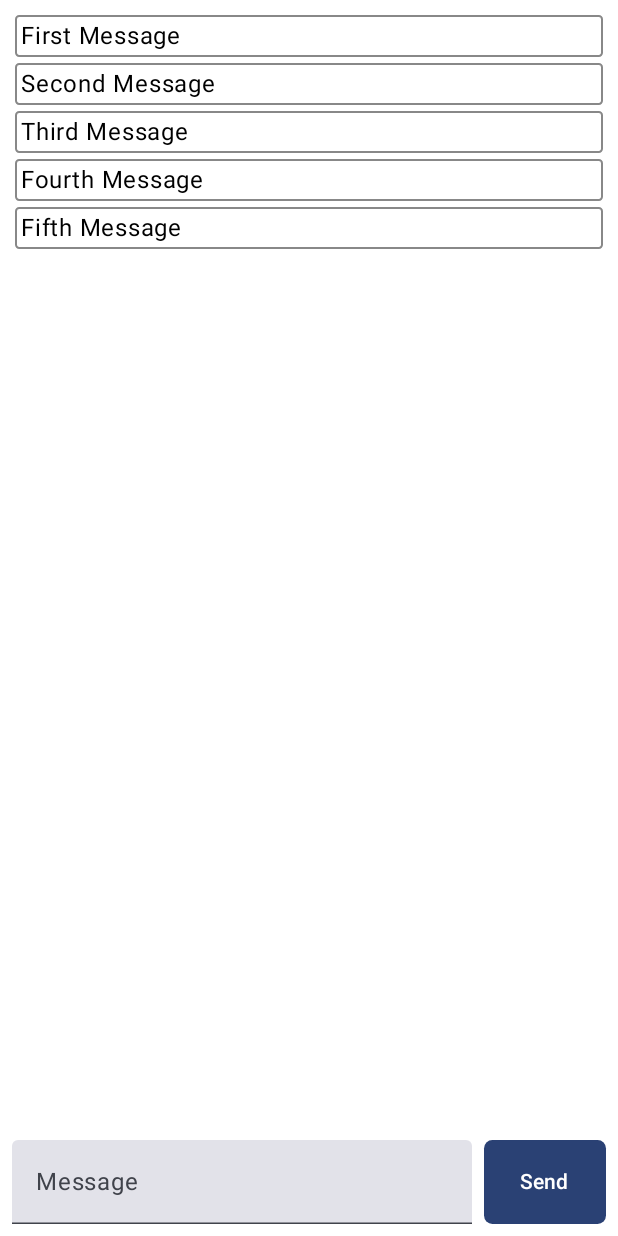
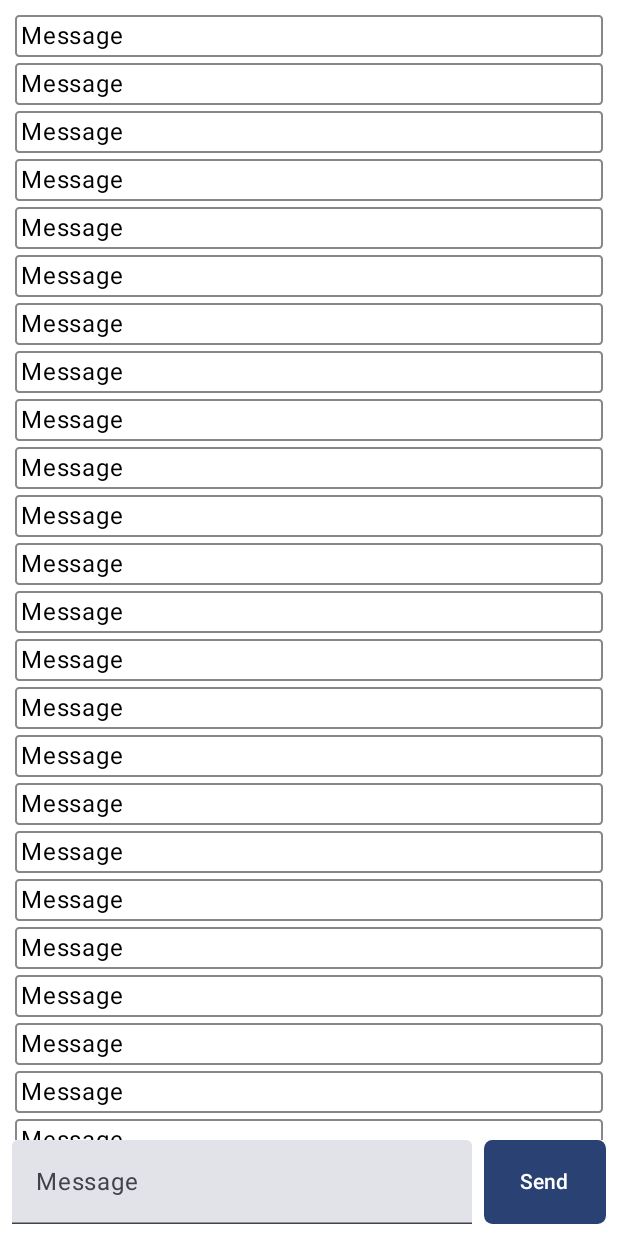
Before and after one commit to sistracia/SignalR-FSharp-samples, an Android app built with Jetpack Compose: the @Preview function ChatListPreview, on a phone screen of 412 x 824 dp. Run offline under Robolectric (Android 15) with nearby library versions, the light colour scheme and no system bars; libraries missing offline, so code that uses them is left out: com.microsoft.signalr.

Commit message:
Fix AndroidKotlinClient chat list overflow

```diff
--- a/AndroidKotlinClient/app/src/main/AndroidManifest.xml
+++ b/AndroidKotlinClient/app/src/main/AndroidManifest.xml
@@ -20,7 +20,8 @@
             android:name=".MainActivity"
             android:exported="true"
             android:label="@string/app_name"
-            android:theme="@style/Theme.AndroidKotlinClient">
+            android:theme="@style/Theme.AndroidKotlinClient"
+            android:windowSoftInputMode="adjustResize">
             <intent-filter>
                 <action android:name="android.intent.action.MAIN" />
 
--- a/AndroidKotlinClient/app/src/main/java/com/example/androidkotlinclient/MainActivity.kt
+++ b/AndroidKotlinClient/app/src/main/java/com/example/androidkotlinclient/MainActivity.kt
@@ -10,10 +10,13 @@ import androidx.compose.foundation.layout.Column
 import androidx.compose.foundation.layout.IntrinsicSize
 import androidx.compose.foundation.layout.Row
 import androidx.compose.foundation.layout.Spacer
+import androidx.compose.foundation.layout.WindowInsets
+import androidx.compose.foundation.layout.asPaddingValues
 import androidx.compose.foundation.layout.fillMaxHeight
 import androidx.compose.foundation.layout.fillMaxSize
 import androidx.compose.foundation.layout.fillMaxWidth
 import androidx.compose.foundation.layout.height
+import androidx.compose.foundation.layout.ime
 import androidx.compose.foundation.layout.padding
 import androidx.compose.foundation.layout.width
 import androidx.compose.foundation.lazy.LazyColumn
@@ -107,7 +110,15 @@ fun ChatList(
     messages: List<Message>, onSendMessage: (txt: String) -> Unit, modifier: Modifier = Modifier
 ) {
     Column(modifier = modifier.padding(all = 8.dp)) {
-        LazyColumn(modifier = Modifier.weight(1f)) {
+        LazyColumn(
+            modifier = Modifier
+                .weight(1f)
+                .padding(
+                    top = WindowInsets.ime
+                        .asPaddingValues()
+                        .calculateBottomPadding()
+                )
+        ) {
             items(messages) { message ->
                 Chat(message)
             }
@@ -148,23 +159,7 @@ fun ChatListPreview() {
 
 object SampleData {
     // Sample conversation data
-    val messagesSample = listOf(
-        Message(
-            "First Message"
-        ),
-        Message(
-            "Second Message"
-        ),
-        Message(
-            "Third Message"
-        ),
-        Message(
-            "Fourth Message"
-        ),
-        Message(
-            "Fifth Message"
-        ),
-    )
+    val messagesSample = List(1000) { Message("Message") }
 }
 
 data class Message(val body: String)
```
